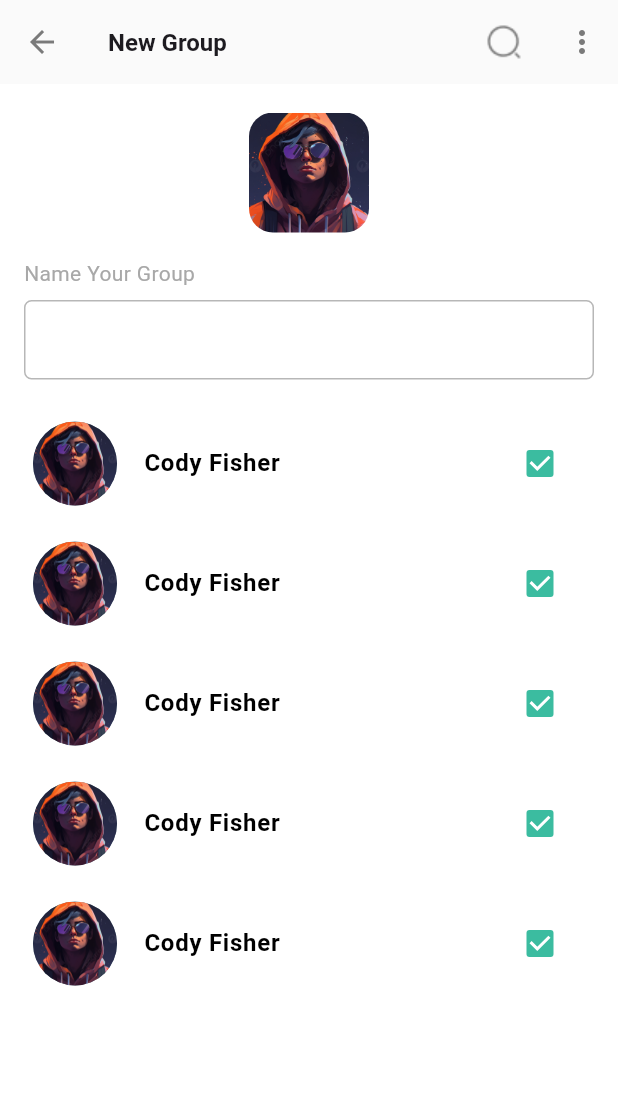
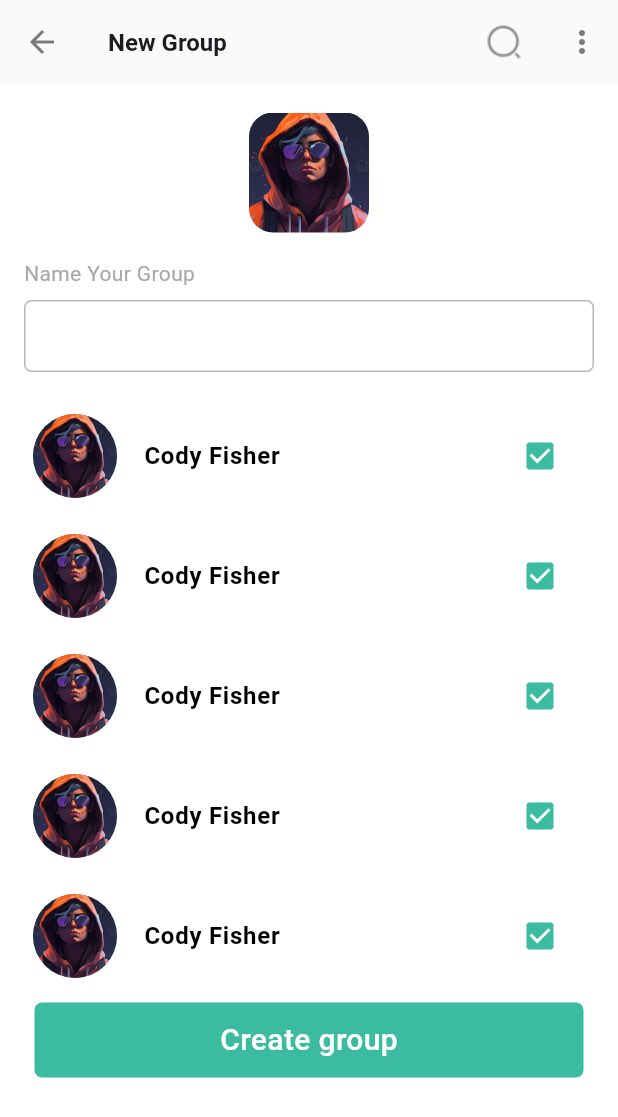
Before and after one commit to jithuhari/chat_app, a Flutter app: the NewGroupScreen screen opened by its route, on a phone screen of 412 x 824 dp. Shown: the top 1117 px of the screen. Run offline on Flutter 3.47's test engine with Material 3 defaults, Android fonts, the phone set to English and light mode, and no system bars; our stand-ins replace another_flushbar, flutter_slidable, flutter_speed_dial, flutter_svg, get, jwt_decoder and 1 more; accounts and stored records are empty; Roboto replaces fonts that are missing (DMSans); project files that could hold a hidden picture were left out.

Commit message:
add button in new group page

```diff
--- a/lib/features/new_group/new_group_screen.dart
+++ b/lib/features/new_group/new_group_screen.dart
@@ -1,6 +1,7 @@
 import 'package:flutter/material.dart';
 
 import '../../utils/utils.dart';
+import '../../widgets/cornered_button.dart';
 import '../../widgets/new_group_selection_card.dart';
 
 class NewGroupScreen extends StatelessWidget {
@@ -102,6 +103,8 @@ class NewGroupScreen extends StatelessWidget {
                     left: 16, right: 16, top: 8, bottom: 16),
                 child: TextFormField(
                   decoration: InputDecoration(
+
+                      contentPadding: const EdgeInsets.symmetric(vertical: 10),
                       focusedBorder: OutlineInputBorder(
                         borderSide:
                             const BorderSide(color: primaryColor, width: 1.0),
@@ -110,7 +113,8 @@ class NewGroupScreen extends StatelessWidget {
                       enabledBorder: OutlineInputBorder(
                           borderSide: const BorderSide(
                               color: Color(0xffB7B7B7), width: 1.0),
-                          borderRadius: BorderRadius.circular(5))),
+                          borderRadius: BorderRadius.circular(5)),
+                          ),
                 ),
               ),
               SizedBox(
@@ -124,6 +128,17 @@ class NewGroupScreen extends StatelessWidget {
                         name: 'Cody Fisher',
                       );
                     }),
+              ),
+              Padding(
+                padding:
+                    const EdgeInsets.symmetric(horizontal: 23, vertical: 12),
+                child: CorneredButton(
+                  title: 'Create group',
+                  onPress: () {},
+                  color: primaryColor,
+                  textcolor: Colors.white,
+                  height: 50,
+                ),
               )
             ],
           ),
```
